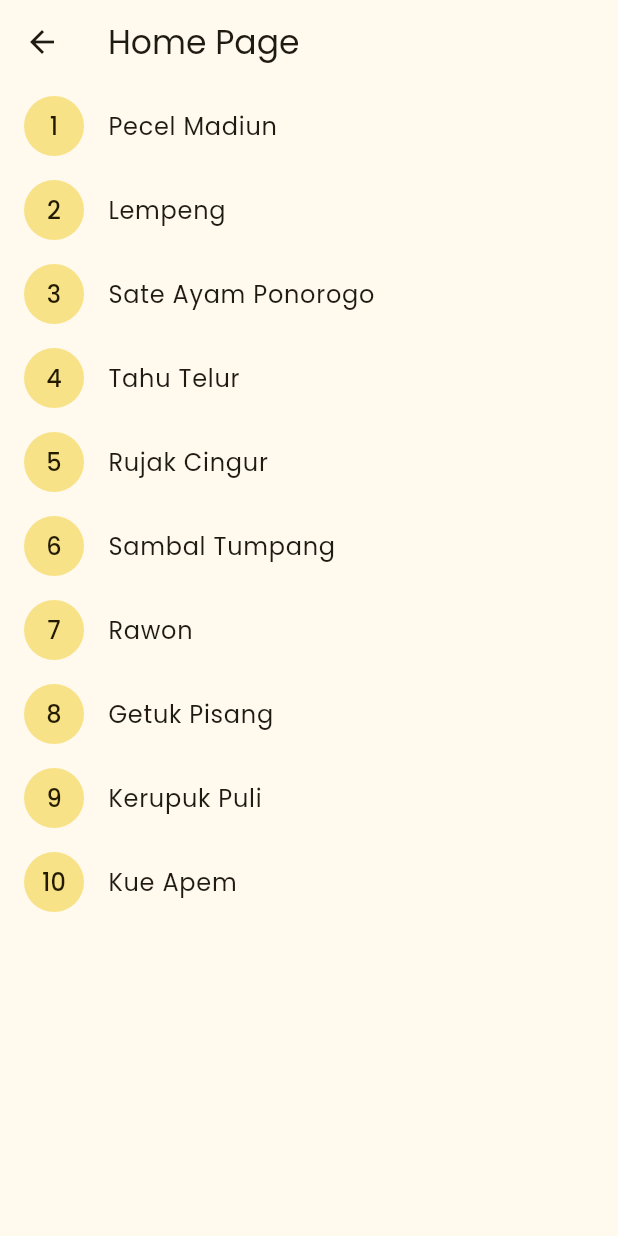
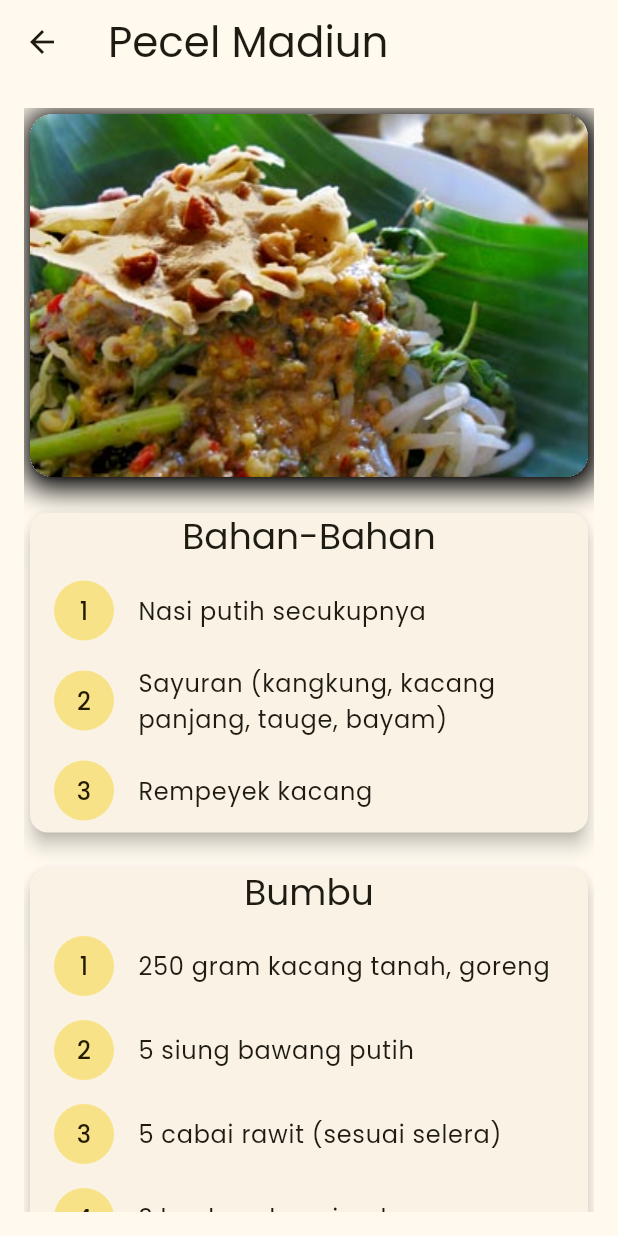
Before and after one commit to Ryftri/aplikasi_resep_makanan, a Flutter app: the HomePage screen opened by its route, after a tap on an icon or button, on a phone screen of 412 x 824 dp. Run offline on Flutter 3.47's test engine with Material 3 defaults, Android fonts, the phone set to English and light mode, and no system bars; our stand-ins replace google_fonts.

Commit message:
feat(detail-makanan): add detail food recipe

```diff
--- a/lib/common/app_routes.dart
+++ b/lib/common/app_routes.dart
@@ -1,4 +1,5 @@
 import 'package:aplikasi_resep_makanan/common/route_transition.dart';
+import 'package:aplikasi_resep_makanan/ui/detail_page.dart';
 import 'package:flutter/material.dart';
 
 import '../ui/home_page.dart';
@@ -8,7 +9,9 @@ class AppRoutes {
   static Route<dynamic> generateRoute(RouteSettings settings) {
     switch (settings.name) {
       case HomePage.routeName:
-        return RouteTransitions.buildPageRoute(const HomePage());
+        return RouteTransitions.buildPageRoute(const HomePage(), settings);
+      case DetailPage.routeName:
+        return RouteTransitions.buildPageRoute(const DetailPage(), settings);
       default :
         return PageRouteBuilder(
           pageBuilder: (context, animation, secondaryAnimation) =>
--- a/lib/common/data/list_resep_makanan.dart
+++ b/lib/common/data/list_resep_makanan.dart
@@ -2,6 +2,7 @@ import '../models/resep.dart';
 
 final List<Resep> makananResep = [
   Resep(
+    id: 1,
     nama: "Pecel Madiun",
     bahan: [
       "Nasi putih secukupnya",
@@ -22,8 +23,10 @@ final List<Resep> makananResep = [
       "Tambahkan air sedikit demi sedikit hingga kekentalan sesuai.",
       "Tata nasi, sayuran, dan rempeyek di piring, lalu siram bumbu pecel.",
     ],
+    image: "public/images/Pecel.jpg"
   ),
   Resep(
+    id: 2,
     nama: "Lempeng",
     bahan: [
       "200 gram nasi sisa (atau singkong parut)",
@@ -38,8 +41,10 @@ final List<Resep> makananResep = [
       "Jemur hingga kering.",
       "Goreng hingga kering dan renyah.",
     ],
+    image: "public/images/Lempeng.jpg"
   ),
   Resep(
+    id: 3,
     nama: "Sate Ayam Ponorogo",
     bahan: [
       "500 gram daging ayam, potong kotak",
@@ -59,8 +64,10 @@ final List<Resep> makananResep = [
       "Bakar sate hingga matang.",
       "Sajikan dengan bumbu kacang.",
     ],
+    image: "public/images/sate.jpg"
   ),
   Resep(
+    id: 4,
     nama: "Sambal Tumpang",
     bahan: [
       "200 gram tempe semangit",
@@ -79,8 +86,10 @@ final List<Resep> makananResep = [
       "Rebus tempe semangit, lalu campur dengan bumbu halus.",
       "Masukkan santan, garam, dan gula merah, masak hingga mengental.",
     ],
+    image: "public/images/sambal tumpang.jpg"
   ),
   Resep(
+    id: 5,
     nama: "Ronde",
     bahan: [
       "200 gram tepung ketan",
@@ -99,8 +108,10 @@ final List<Resep> makananResep = [
       "Masak air jahe dengan gula merah dan serai hingga mendidih.",
       "Sajikan ronde dalam kuah jahe.",
     ],
+    image: "public/images/ronde.jpg"
   ),
   Resep(
+    id: 6,
     nama: "Sega Jotos",
     bahan: [
       "1 porsi nasi putih",
@@ -114,8 +125,10 @@ final List<Resep> makananResep = [
       "Tambahkan sambal goreng, bungkus dengan daun pisang.",
       "Kukus selama 10 menit sebelum disajikan.",
     ],
+    image: "public/images/sego_jotos.jpg"
   ),
   Resep(
+    id: 7,
     nama: "Rujak Cingur",
     bahan: [
       "200 gram cingur sapi",
@@ -136,8 +149,10 @@ final List<Resep> makananResep = [
       "Campur cingur sapi, tauge, timun, dan lontong dengan bumbu.",
       "Sajikan rujak cingur dengan kerupuk.",
     ],
+    image: "public/images/rujak cingur.jpg"
   ),
   Resep(
+    id: 8,
     nama: "Bluder",
     bahan: [
       "500 gram tepung terigu",
@@ -153,8 +168,10 @@ final List<Resep> makananResep = [
       "Bentuk adonan sesuai selera, diamkan selama 30 menit.",
       "Panggang dalam oven dengan suhu 180°C selama 25 menit.",
     ],
+    image: "public/images/bluder.jpg"
   ),
   Resep(
+    id: 9,
     nama: "Dawet Suronatan",
     bahan: [
       "200 gram tepung beras",
@@ -173,8 +190,10 @@ final List<Resep> makananResep = [
       "Masak santan dengan gula merah dan garam hingga mendidih.",
       "Sajikan dawet dengan kuah santan.",
     ],
+    image: "public/images/Dawet_Suronatan.jpg"
   ),
   Resep(
+    id: 10,
     nama: "Nasi Goreng Jawa",
     bahan: [
       "2 piring nasi putih",
@@ -194,5 +213,6 @@ final List<Resep> makananResep = [
       "Tambahkan kecap manis, garam, merica, dan terasi.",
       "Masak hingga matang, sajikan dengan telur dadar.",
     ],
+    image: "public/images/Nasi Goreng Jawa.jpg"
   ),
 ];
--- a/lib/common/models/resep.dart
+++ b/lib/common/models/resep.dart
@@ -1,13 +1,17 @@
 class Resep {
+  final int id;
   final String nama;
   final List<String> bahan;
   final List<String>? bumbu;
   final List<String> cara;
+  final String image;
 
   Resep({
+    required this.id,
     required this.nama,
     required this.bahan,
     this.bumbu,
     required this.cara,
+    required this.image
   });
 }
--- a/lib/common/route_transition.dart
+++ b/lib/common/route_transition.dart
@@ -1,8 +1,9 @@
 import 'package:flutter/material.dart';
 
 class RouteTransitions {
-  static PageRouteBuilder buildPageRoute(Widget page) {
+  static PageRouteBuilder buildPageRoute(Widget page, RouteSettings setting) {
     return PageRouteBuilder(
+      settings: setting,
       pageBuilder: (context, animation, secondaryAnimation) => page,
       transitionDuration: const Duration(milliseconds: 600),
       reverseTransitionDuration: const Duration(milliseconds: 600),
--- /dev/null
+++ b/lib/ui/detail_page.dart
@@ -0,0 +1,46 @@
+import 'package:aplikasi_resep_makanan/common/models/resep.dart';
+import 'package:flutter/material.dart';
+
+import '../common/data/list_resep_makanan.dart';
+import '../widgets/detail_resep_widget.dart';
+
+class DetailPage extends StatefulWidget {
+  static const routeName = "detail_page";
+
+  const DetailPage({super.key});
+
+  @override
+  State<DetailPage> createState() => _DetailPageState();
+}
+
+class _DetailPageState extends State<DetailPage> {
+
+
+  @override
+  Widget build(BuildContext context) {
+    final arguments = ModalRoute.of(context)?.settings.arguments as String;
+
+    Resep? detailResep () {
+      for(final detail in makananResep){
+        if(detail.nama == arguments) return detail;
+      }
+      return null;
+    }
+
+    Resep? resep = detailResep();
+
+    return Scaffold(
+      appBar: AppBar(
+        title: Text(
+          arguments,
+          style: Theme.of(context).textTheme.headlineMedium,
+        ),
+      ),
+      body: resep == null
+          ? const Center(
+              child: Text("Nama Makanan Tidak ditemukan"),
+            )
+      : DetailResepWidget(resep: resep),
+    );
+  }
+}
--- a/lib/ui/home_page.dart
+++ b/lib/ui/home_page.dart
@@ -1,4 +1,7 @@
+import 'package:aplikasi_resep_makanan/ui/detail_page.dart';
 import 'package:flutter/material.dart';
+
+import '../common/data/list_resep_makanan.dart';
 
 class HomePage extends StatelessWidget {
   static const routeName = 'home_page';
@@ -7,33 +10,26 @@ class HomePage extends StatelessWidget {
 
   @override
   Widget build(BuildContext context) {
-    final List<Map<String, dynamic>> makanan = [
-      {"id": 1, "nama": "Pecel Madiun"},
-      {"id": 2, "nama": "Lempeng"},
-      {"id": 3, "nama": "Sate Ayam Ponorogo"},
-      {"id": 4, "nama": "Tahu Telur"},
-      {"id": 5, "nama": "Rujak Cingur"},
-      {"id": 6, "nama": "Sambal Tumpang"},
-      {"id": 7, "nama": "Rawon"},
-      {"id": 8, "nama": "Getuk Pisang"},
-      {"id": 9, "nama": "Kerupuk Puli"},
-      {"id": 10, "nama": "Kue Apem"},
-    ];
 
     return Scaffold(
       appBar: AppBar(
         title: const Text("Home Page"),
       ),
       body: ListView.builder(
-        itemCount: makanan.length,
+        itemCount: makananResep.length,
         itemBuilder: (context, index) {
-          final item = makanan[index];
+          final item = makananResep[index];
           return ListTile(
             leading: CircleAvatar(
-              child: Text(item['id'].toString()),
+              child: Text(item.id.toString()),
             ),
-            title: Text(item['nama']),
+            title: Text(item.nama),
             onTap: () {
+              Navigator.pushNamed(
+                context,
+                DetailPage.routeName,
+                arguments: item.nama
+              );
             },
           );
         },
--- /dev/null
+++ b/lib/widgets/detail_resep_widget.dart
@@ -0,0 +1,168 @@
+import 'package:flutter/material.dart';
+
+import '../common/models/resep.dart';
+
+class DetailResepWidget extends StatelessWidget {
+  final Resep resep;
+
+  const DetailResepWidget({super.key, required this.resep});
+
+  List<Widget> listWidgetbahan () {
+    List<Widget> widgets = [];
+
+    resep.bahan.asMap().forEach((index, bahan) {
+      widgets.add(
+        Text(
+          '${index + 1}. $bahan',
+          style: const TextStyle(fontSize: 16),
+        )
+      );
+    });
+
+    return widgets;
+}
+
+  @override
+  Widget build(BuildContext context) {
+    return Padding(
+      padding: const EdgeInsets.all(16.0),
+      child: SingleChildScrollView(
+        child: Column(
+          crossAxisAlignment: CrossAxisAlignment.start,
+          children: [
+            Container(
+              width: double.infinity,
+              height: 250,
+              decoration: BoxDecoration(
+                borderRadius: BorderRadius.circular(15),
+                boxShadow: const [
+                  BoxShadow(
+                    color: Colors.black,
+                    spreadRadius: 1,
+                    blurRadius: 15,
+                    offset: Offset(2, 3),
+                  ),
+                ],
+              ),
+              child: Card(
+                shape: RoundedRectangleBorder(
+                    borderRadius: BorderRadius.circular(15)
+                ),
+                clipBehavior: Clip.hardEdge,
+                child: Image.asset(
+                  resep.image,
+                  width: double.infinity,
+                  height: 250,
+                  fit: BoxFit.cover,
+                ),
+              ),
+            ),
+            const SizedBox(
+              height: 16,
+            ),
+            Card(
+              elevation: 5,
+              child: Column(
+                children: [
+                  Center(
+                    child: Text(
+                      "Bahan-Bahan",
+                      style: Theme.of(context).textTheme.headlineSmall,
+                    ),
+                  ),
+                  const SizedBox(
+                    height: 5,
+                  ),
+                  ListView.builder(
+                    shrinkWrap: true,
+                    physics: const NeverScrollableScrollPhysics(),
+                    itemCount: resep.bahan.length,
+                    itemBuilder: (context, index) {
+                      final bahan = resep.bahan[index];
+                      return ListTile(
+                        leading: CircleAvatar(
+                          child: Text('${index + 1}'),
+                        ),
+                        title: Text(bahan),
+                      );
+                    },
+                  ),
+                ],
+              )
+            ),
+            const SizedBox(
+              height: 16,
+            ),
+            resep.bumbu != null ?
+            Card(
+                elevation: 5,
+                child: Column(
+                  children: [
+                    Center(
+                      child: Text(
+                        "Bumbu",
+                        style: Theme.of(context).textTheme.headlineSmall,
+                      ),
+                    ),
+                    const SizedBox(
+                      height: 5,
+                    ),
+                    ListView.builder(
+                      shrinkWrap: true,
+                      physics: const NeverScrollableScrollPhysics(),
+                      itemCount: resep.bumbu!.length,
+                      itemBuilder: (context, index) {
+                        final bumbu = resep.bumbu![index];
+                        return ListTile(
+                          leading: CircleAvatar(
+                            child: Text('${index + 1}'),
+                          ),
+                          title: Text(bumbu),
+                        );
+                      },
+                    ),
+                  ],
+                )
+            )
+            : const SizedBox(
+              height: 1,
+            ),
+            const SizedBox(
+              height: 16,
+            ),
+            Card(
+                elevation: 5,
+                child: Column(
+                  children: [
+                    Center(
+                      child: Text(
+                        "Cara",
+                        style: Theme.of(context).textTheme.headlineSmall,
+                      ),
+                    ),
+                    const SizedBox(
+                      height: 5,
+                    ),
+                    ListView.builder(
+                      shrinkWrap: true,
+                      physics: const NeverScrollableScrollPhysics(),
+                      itemCount: resep.cara.length,
+                      itemBuilder: (context, index) {
+                        final cara = resep.cara[index];
+                        return ListTile(
+                          leading: CircleAvatar(
+                            child: Text('${index + 1}'),
+                          ),
+                          title: Text(cara),
+                        );
+                      },
+                    ),
+                  ],
+                )
+            ),
+          ],
+        ),
+      ),
+    );
+  }
+}
--- a/pubspec.yaml
+++ b/pubspec.yaml
@@ -63,6 +63,9 @@ flutter:
   # assets:
   #   - images/a_dot_burr.jpeg
   #   - images/a_dot_ham.jpeg
+  assets:
+    - public/
+    - public/images/
 
   # An image asset can refer to one or more resolution-specific "variants", see
   # https://flutter.dev/to/resolution-aware-images
```
Also changed, not shown: public/images/Dawet_Suronatan.jpg (added), public/images/Lempeng.jpg (added), public/images/Nasi Goreng Jawa.jpg (added), public/images/Pecel.jpg (added), public/images/bluder.jpg (added), public/images/ronde.jpg (added), public/images/rujak cingur.jpg (added), public/images/sambal tumpang.jpg (added), public/images/sate.jpg (added), public/images/sego_jotos.jpg (added).
